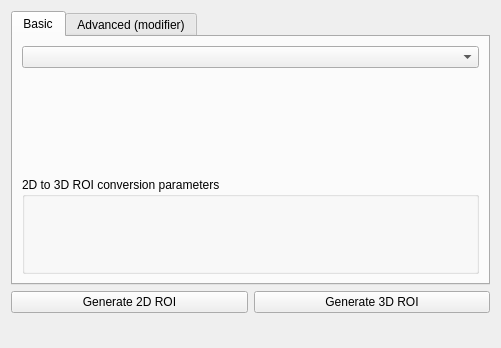
The-Thomas-Lab-UCL/orm-iris, file iris/resources/hilvl_coorGen.ui: the form before one commit.
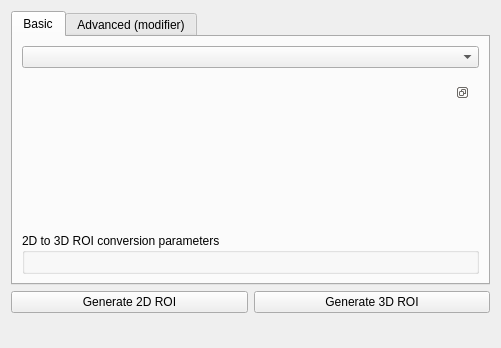
The form after the commit.

Commit message: gui update: coor generator <- now in dock

Diff of the .ui file:
```diff
--- a/iris/resources/hilvl_coorGen.ui
+++ b/iris/resources/hilvl_coorGen.ui
@@ -33,7 +33,21 @@
           <widget class="QWidget" name="wdg_coorGen_holder" native="true">
            <layout class="QGridLayout" name="gridLayout">
             <item row="0" column="0">
-             <layout class="QVBoxLayout" name="lyt_coorGen_holder"/>
+             <widget class="QDockWidget" name="dockWidget">
+              <property name="features">
+               <set>QDockWidget::DockWidgetFeature::DockWidgetFloatable|QDockWidget::DockWidgetFeature::DockWidgetMovable</set>
+              </property>
+              <property name="allowedAreas">
+               <set>Qt::DockWidgetArea::LeftDockWidgetArea</set>
+              </property>
+              <widget class="QWidget" name="dockWidgetContents">
+               <layout class="QVBoxLayout" name="verticalLayout_3">
+                <item>
+                 <layout class="QVBoxLayout" name="lyt_coorGen_holder"/>
+                </item>
+               </layout>
+              </widget>
+             </widget>
             </item>
            </layout>
           </widget>
```
The commit also changes 2 other files.
